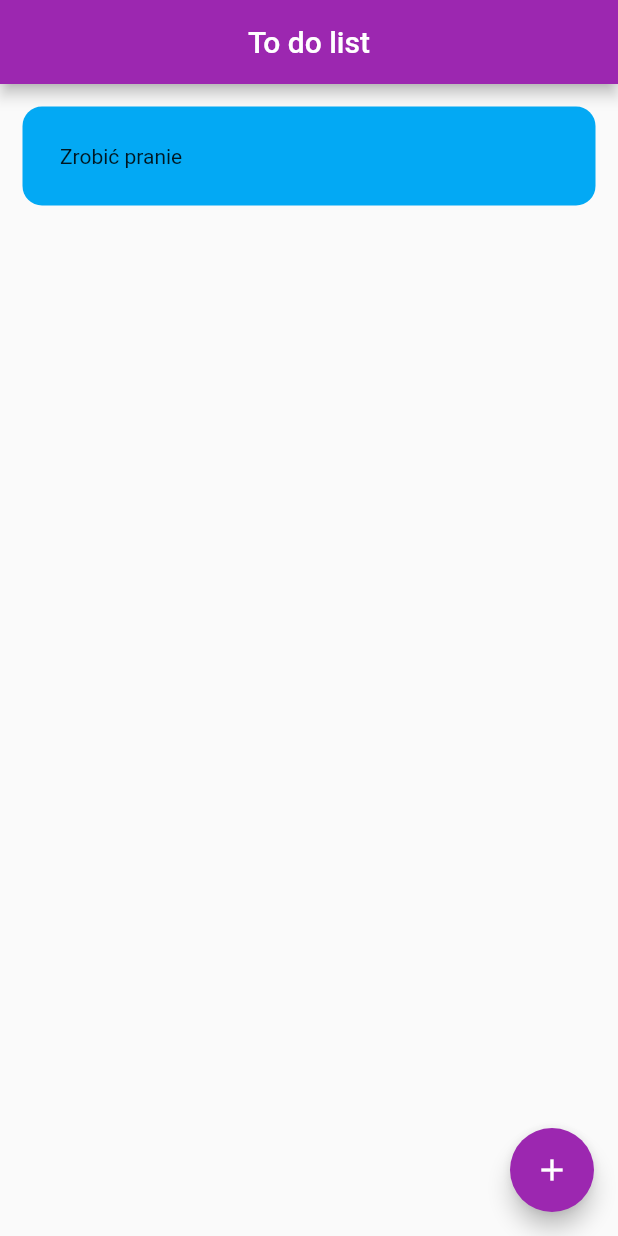
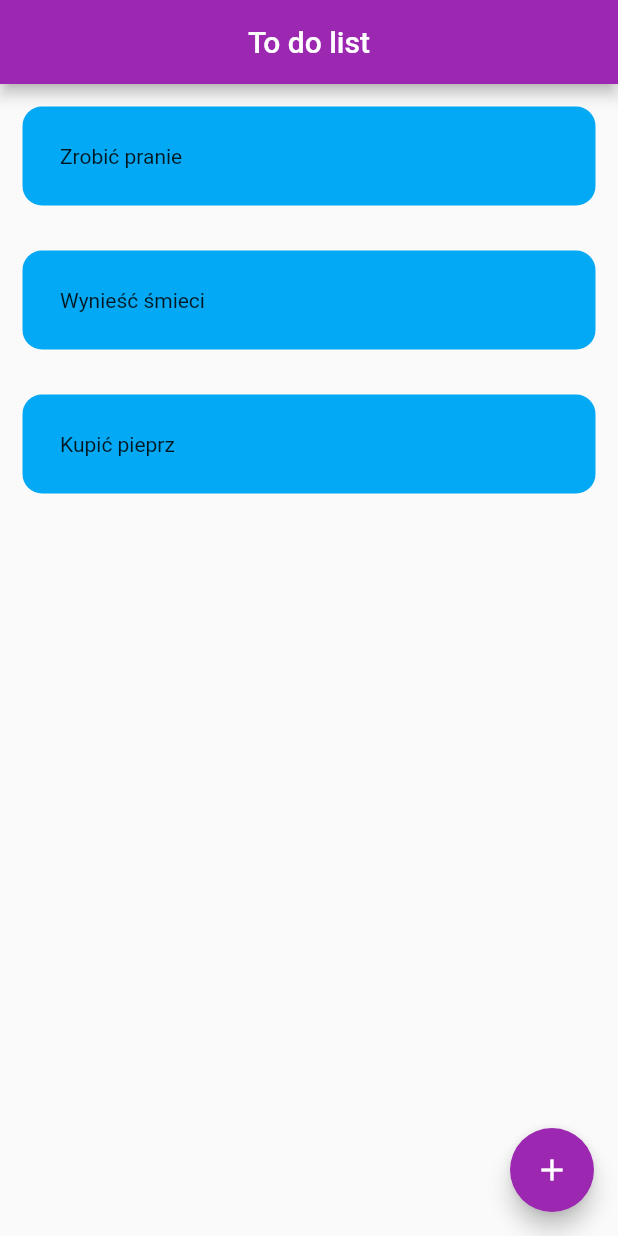
Before and after one commit to szymonsender/to_do_list, a Flutter app: the screen it shows after launch, on a phone screen of 412 x 824 dp. Run offline on Flutter 3.47's test engine with Material 2 defaults, Android fonts, the phone set to English and light mode, and no system bars; our stand-ins replace firebase_core; accounts and stored records are empty.

```diff
--- a/lib/main.dart
+++ b/lib/main.dart
@@ -1,6 +1,12 @@
 import 'package:flutter/material.dart';
+import 'package:firebase_core/firebase_core.dart';
+import 'firebase_options.dart';
 
-void main() {
+void main() async {
+  WidgetsFlutterBinding.ensureInitialized();
+  await Firebase.initializeApp(
+    options: DefaultFirebaseOptions.currentPlatform,
+  );
   runApp(const MyApp());
 }
 
@@ -36,8 +42,16 @@ class HomePage extends StatelessWidget {
         child: const Icon(Icons.add),
       ),
       body: ListView(
-        children: [
-          ToDoWidget(),
+        children: const [
+          ToDoWidget(
+            'Zrobić pranie',
+          ),
+          ToDoWidget(
+            'Wynieść śmieci',
+          ),
+          ToDoWidget(
+            'Kupić pieprz',
+          ),
         ],
       ),
     );
@@ -45,9 +59,12 @@ class HomePage extends StatelessWidget {
 }
 
 class ToDoWidget extends StatelessWidget {
-  const ToDoWidget({
+  const ToDoWidget(
+    this.title, {
     Key? key,
   }) : super(key: key);
+
+  final String title;
 
   @override
   Widget build(BuildContext context) {
@@ -58,7 +75,7 @@ class ToDoWidget extends StatelessWidget {
       ),
       padding: const EdgeInsets.all(25),
       margin: const EdgeInsets.all(15),
-      child: const Text('Zrobić pranie'),
+      child: Text(title),
     );
   }
 }
--- a/pubspec.yaml
+++ b/pubspec.yaml
@@ -34,6 +34,7 @@ dependencies:
   # The following adds the Cupertino Icons font to your application.
   # Use with the CupertinoIcons class for iOS style icons.
   cupertino_icons: ^1.0.2
+  firebase_core: ^1.20.0
 
 dev_dependencies:
   flutter_test:
```
Also changed, not shown: lib/firebase_options.dart (added), pubspec.lock, 12 other files.
